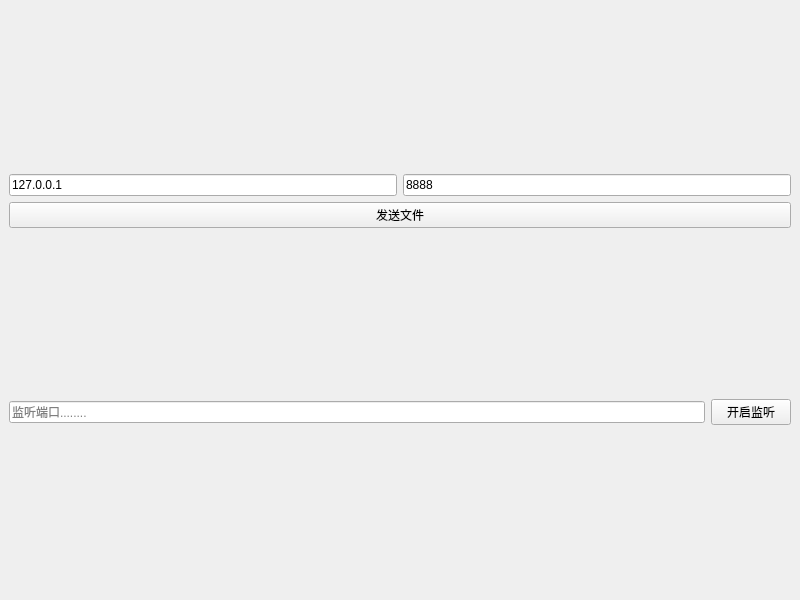
Qt form mainwindow.ui (HandsomeGiao/tinyShare-multiThread) before a commit.
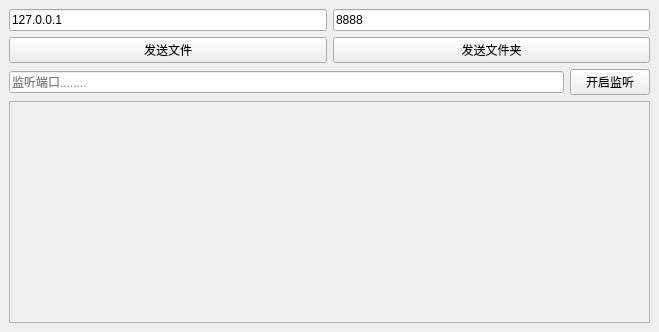
The same form after that commit.

Commit message: 更新传输进度条,传输文件夹功能暂时未完成

The edit to the form file:
```diff
--- a/mainwindow.ui
+++ b/mainwindow.ui
@@ -6,17 +6,15 @@
    <rect>
     <x>0</x>
     <y>0</y>
-    <width>800</width>
-    <height>600</height>
+    <width>659</width>
+    <height>332</height>
    </rect>
   </property>
   <property name="windowTitle">
    <string>MainWindow</string>
   </property>
   <widget class="QWidget" name="centralwidget">
-   <layout class="QHBoxLayout" name="horizontalLayout_3">
-    <item>
-     <layout class="QVBoxLayout" name="FileOperate">
+   <layout class="QVBoxLayout" name="verticalLayout_2">
       <item>
        <layout class="QVBoxLayout" name="verticalLayout">
         <item>
@@ -47,12 +45,21 @@
          </layout>
         </item>
         <item>
+       <layout class="QHBoxLayout" name="horizontalLayout_3">
+        <item>
          <widget class="QPushButton" name="pbSend">
           <property name="text">
            <string>发送文件</string>
           </property>
          </widget>
         </item>
+        <item>
+         <widget class="QPushButton" name="pbSendDir">
+          <property name="text">
+           <string>发送文件夹</string>
+          </property>
+         </widget>
+        </item>
        </layout>
       </item>
       <item>
@@ -79,6 +86,23 @@
         </item>
        </layout>
       </item>
+      <item>
+       <widget class="QScrollArea" name="saShowInfo">
+        <property name="widgetResizable">
+         <bool>true</bool>
+        </property>
+        <widget class="QWidget" name="scrollAreaWidgetContents_3">
+         <property name="geometry">
+          <rect>
+           <x>0</x>
+           <y>0</y>
+           <width>643</width>
+           <height>236</height>
+          </rect>
+         </property>
+        </widget>
+       </widget>
+      </item>
      </layout>
     </item>
    </layout>
```
Lines whose indentation alone changed are shown as unchanged. The commit also changes 2 other files.
